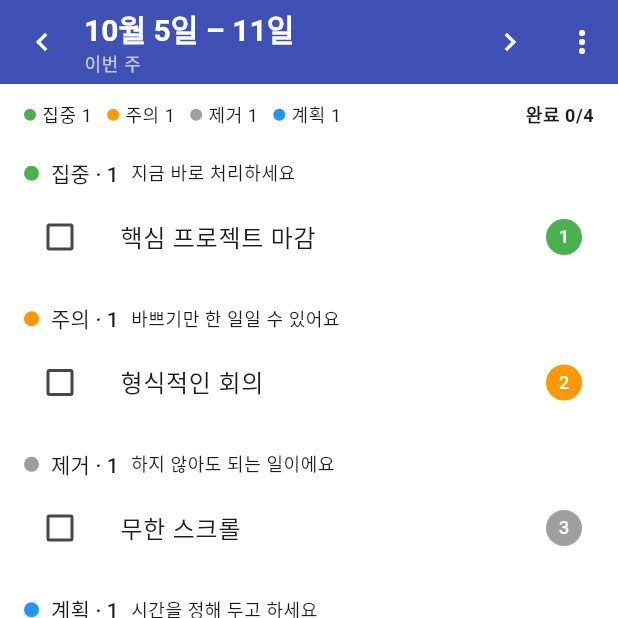
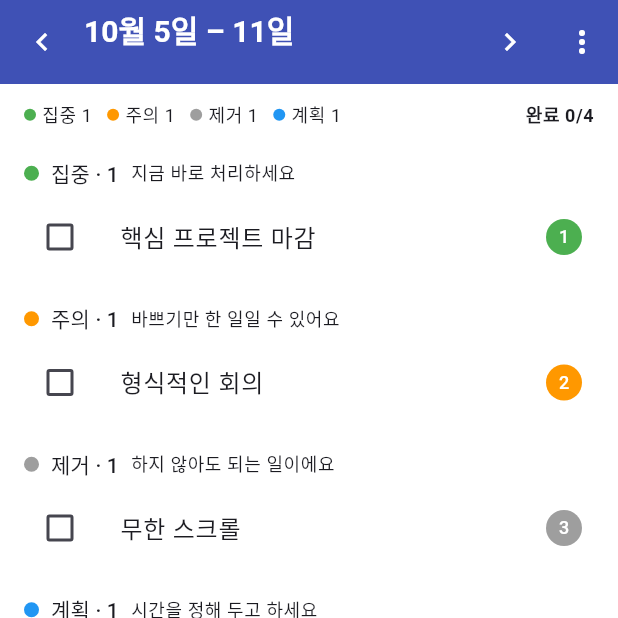
Before and after one commit to hansang-lee/quadranti, a Flutter app: the HomeScreen screen opened directly, item 2 of the bottom bar chosen, after a tap on "예시 태스크 불러오기", on a phone screen of 412 x 824 dp, the top half of it. Run offline on Flutter 3.47's test engine with Material 3 defaults, Android fonts, the phone set to English and light mode, and no system bars; our stand-ins replace file_picker, flutter_svg, hive_ce, hive_ce_flutter; accounts and stored records are empty; Roboto replaces fonts that are missing (IBMPlexSansKR).

Commit message:
refactor: one clock for the whole app, createApp, keys on the login form
Groundwork for scenario tests that move time:
- screens took 'today' from DateTime.now() while TaskProvider had its
  own clock, so a moved clock would show next week's tasks under a
  '이번 주' label and a banner for the wrong week; the week title, the
  relative week name, the jump-to-this-week tap and the carry-over
  banner now use TaskProvider.now()
- main() delegates to createApp({clock}), which wires the providers
- the login fields and buttons get keys (email, password, displayName,
  submit, toggleSignUp)

Co-Authored-By: Claude Opus 5.5 <noreply@anthropic.com>
Claude-Session: https://claude.ai/code/session_01PVkcdcJFZJ1vngzwFMkUaQ

```diff
--- a/lib/providers/task_provider.dart
+++ b/lib/providers/task_provider.dart
@@ -28,6 +28,10 @@ class TaskProvider with ChangeNotifier {
   Map<String, RepeatRule> _rules = const {};
   bool _isLoading = false;
   DateTime _selectedWeek;
+
+  /// The provider's clock. Screens use it for "today" and "this week", so a
+  /// test or scenario that moves the clock moves the whole app.
+  DateTime now() => _clock();
 
   /// Every task of the current user, across all weeks.
   List<Task> get tasks => _tasks;
@@ -273,7 +277,7 @@ class TaskProvider with ChangeNotifier {
   /// Adds four example tasks, one per quadrant, to [selectedWeek].
   Future<void> loadSampleData() async {
     final week = _selectedWeek;
-    final stamp = DateTime.now().microsecondsSinceEpoch;
+    final stamp = _clock().microsecondsSinceEpoch;
     final samples = [
       Task(id: '$stamp-1', title: '핵심 프로젝트 마감', immediacy: 8, effectiveness: 9, weekStart: week),
       Task(id: '$stamp-2', title: '형식적인 회의', immediacy: 9, effectiveness: 2, waste: 8, illusion: 8, weekStart: week),
--- a/lib/screens/home_screen.dart
+++ b/lib/screens/home_screen.dart
@@ -84,7 +84,7 @@ class _HomeScreenState extends State<HomeScreen> {
     final auth = context.watch<AuthProvider>();
     final tasks = context.watch<TaskProvider>();
     final week = tasks.selectedWeek;
-    final relative = relativeWeekName(week);
+    final relative = relativeWeekName(week, now: tasks.now());
 
     return Scaffold(
       appBar: AppBar(
@@ -97,12 +97,12 @@ class _HomeScreenState extends State<HomeScreen> {
         titleSpacing: 0,
         title: InkWell(
           // Tapping the title jumps back to this week.
-          onTap: () => tasks.selectWeek(DateTime.now()),
+          onTap: () => tasks.selectWeek(tasks.now()),
           child: Column(
             crossAxisAlignment: CrossAxisAlignment.start,
             mainAxisSize: MainAxisSize.min,
             children: [
-              Text(formatWeekRange(week), key: const Key('weekTitle')),
+              Text(formatWeekRange(week, now: tasks.now()), key: const Key('weekTitle')),
               Text(
                 relative ?? auth.currentUser?.displayName ?? '',
                 style: Theme.of(context).textTheme.labelMedium?.copyWith(color: Colors.white70),
--- a/lib/widgets/carry_over_banner.dart
+++ b/lib/widgets/carry_over_banner.dart
@@ -10,13 +10,13 @@ class CarryOverBanner extends StatelessWidget {
 
   final VoidCallback onDismiss;
 
-  /// For tests; defaults to the clock.
+  /// For tests; defaults to the task provider's clock.
   final DateTime? now;
 
   @override
   Widget build(BuildContext context) {
     final tasks = context.watch<TaskProvider>();
-    final thisWeek = weekStartOf(now ?? DateTime.now());
+    final thisWeek = weekStartOf(now ?? tasks.now());
     if (tasks.selectedWeek != thisWeek) return const SizedBox.shrink();
     final lastWeek = addWeeks(thisWeek, -1);
     final count = tasks.carryOverCandidates(lastWeek, thisWeek).length;
```
Also changed, not shown: lib/main.dart (+8 -4 lines), lib/screens/login_screen.dart (+7 -0 lines).
